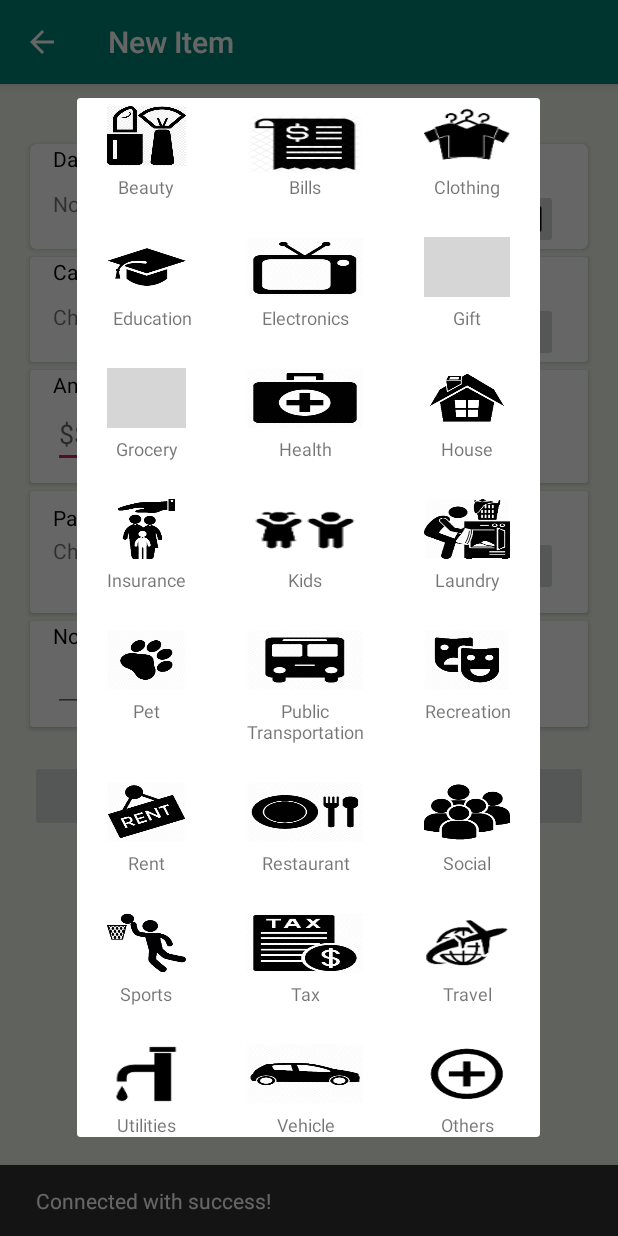
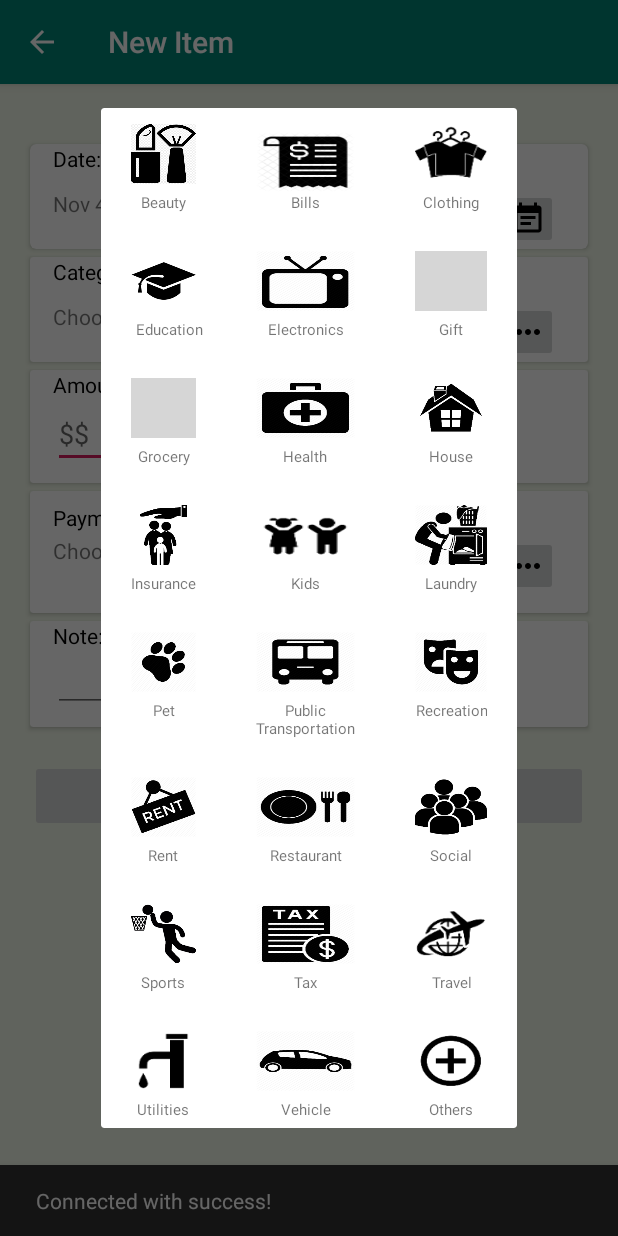
Before and after one commit to dajalac/Expenser-tracker, an Android app: the fragment CategoryDialog placed in its activity, on a phone screen of 412 x 824 dp. Run offline under Robolectric (Android 15) with nearby library versions, the phone set to English and light mode, and no system bars; grey boxes are pictures that could not be loaded.

Commit message:
Categories dialog fixed

```diff
--- a/app/src/main/res/layout/dialog_categories.xml
+++ b/app/src/main/res/layout/dialog_categories.xml
@@ -20,7 +20,8 @@
 
     <TableRow
         android:layout_width="wrap_content"
-        android:layout_height="wrap_content">
+        android:layout_height="wrap_content"
+        android:layout_marginTop="5dp">
 
 
         <ImageButton
@@ -61,7 +62,7 @@
             android:layout_marginHorizontal="20dp"
             android:textAlignment="center"
             android:text="Beauty"
-            android:textSize="12sp" />
+            android:textSize="10sp" />
 
         <TextView
             android:id="@+id/TextViewBills"
@@ -70,7 +71,7 @@
             android:layout_marginHorizontal="20dp"
             android:text="Bills"
             android:textAlignment="center"
-            android:textSize="12sp" />
+            android:textSize="10sp" />
 
         <TextView
             android:id="@+id/TextViewClothing"
@@ -79,7 +80,7 @@
             android:layout_marginHorizontal="20dp"
             android:textAlignment="center"
             android:text="Clothing"
-            android:textSize="12sp" />
+            android:textSize="10sp" />
 
     </TableRow>
 
@@ -138,7 +139,7 @@
                 android:text="Education"
                 android:layout_marginHorizontal="20dp"
                 android:textAlignment="center"
-                android:textSize="12sp"/>
+                android:textSize="10sp"/>
 
             <TextView
                 android:id="@+id/TextViewEletronics"
@@ -147,7 +148,7 @@
                 android:layout_marginHorizontal="20dp"
                 android:textAlignment="center"
                 android:text="Electronics"
-                android:textSize="12sp"/>
+                android:textSize="10sp"/>
 
             <TextView
                 android:id="@+id/TextViewGift"
@@ -156,7 +157,7 @@
                 android:layout_marginHorizontal="20dp"
                 android:textAlignment="center"
                 android:text="Gift"
-                android:textSize="12sp"/>
+                android:textSize="10sp"/>
 
         </TableRow>
 
@@ -213,7 +214,7 @@
             android:layout_marginHorizontal="20dp"
             android:textAlignment="center"
             android:text="Grocery"
-            android:textSize="12sp"/>
+            android:textSize="10sp"/>
 
 
         <TextView
@@ -223,7 +224,7 @@
             android:text="Health"
             android:layout_marginHorizontal="20dp"
             android:textAlignment="center"
-            android:textSize="12sp"/>
+            android:textSize="10sp"/>
 
         <TextView
             android:id="@+id/TextViewHouse"
@@ -232,7 +233,7 @@
             android:layout_marginHorizontal="20dp"
             android:textAlignment="center"
             android:text="House"
-            android:textSize="12sp"/>
+            android:textSize="10sp"/>
 
     </TableRow>
 
@@ -285,7 +286,7 @@
             android:layout_marginHorizontal="20dp"
             android:textAlignment="center"
             android:text="Insurance"
-            android:textSize="12sp"/>
+            android:textSize="10sp"/>
 
         <TextView
             android:id="@+id/TextViewKids"
@@ -294,7 +295,7 @@
             android:layout_marginHorizontal="20dp"
             android:textAlignment="center"
             android:text="Kids"
-            android:textSize="12sp"/>
+            android:textSize="10sp"/>
         <TextView
             android:id="@+id/TextViewLaundry"
             android:layout_width="wrap_content"
@@ -302,7 +303,7 @@
             android:layout_marginHorizontal="20dp"
             android:textAlignment="center"
             android:text="Laundry"
-            android:textSize="12sp"/>
+            android:textSize="10sp"/>
 
     </TableRow>
     <TableRow
@@ -355,7 +356,7 @@
             android:layout_marginHorizontal="20dp"
             android:textAlignment="center"
             android:text="Pet"
-            android:textSize="12sp"/>
+            android:textSize="10sp"/>
 
         <TextView
             android:id="@+id/TextViewPublicTransport"
@@ -364,7 +365,7 @@
             android:layout_marginHorizontal="20dp"
             android:textAlignment="center"
             android:text="Public\nTransportation"
-            android:textSize="12sp"/>
+            android:textSize="10sp"/>
         <TextView
             android:id="@+id/TextViewEntertainment"
             android:layout_width="wrap_content"
@@ -372,7 +373,7 @@
             android:layout_marginHorizontal="20dp"
             android:textAlignment="center"
             android:text="Recreation"
-            android:textSize="12sp"/>
+            android:textSize="10sp"/>
 
     </TableRow>
     <TableRow
@@ -424,7 +425,7 @@
             android:layout_marginHorizontal="20dp"
             android:textAlignment="center"
             android:text="Rent"
-            android:textSize="12sp"/>
+            android:textSize="10sp"/>
 
         <TextView
             android:id="@+id/TextViewRestaurant"
@@ -433,7 +434,7 @@
             android:layout_marginHorizontal="20dp"
             android:textAlignment="center"
             android:text="Restaurant"
-            android:textSize="12sp"/>
+            android:textSize="10sp"/>
         <TextView
             android:id="@+id/TextViewSocial"
             android:layout_width="wrap_content"
@@ -441,7 +442,7 @@
             android:layout_marginHorizontal="20dp"
             android:textAlignment="center"
             android:text="Social"
-            android:textSize="12sp"/>
+            android:textSize="10sp"/>
 
     </TableRow>
     <TableRow
@@ -493,7 +494,7 @@
             android:layout_marginHorizontal="20dp"
             android:textAlignment="center"
             android:text="Sports"
-            android:textSize="12sp"/>
+            android:textSize="10sp"/>
 
         <TextView
             android:id="@+id/TextViewTax"
@@ -502,7 +503,7 @@
             android:layout_marginHorizontal="20dp"
             android:textAlignment="center"
             android:text="Tax"
-            android:textSize="12sp"/>
+            android:textSize="10sp"/>
         <TextView
             android:id="@+id/TextViewTravel"
             android:layout_width="wrap_content"
@@ -510,7 +511,7 @@
             android:layout_marginHorizontal="20dp"
             android:textAlignment="center"
             android:text="Travel"
-            android:textSize="12sp"/>
+            android:textSize="10sp"/>
     </TableRow>
     <TableRow
         android:layout_width="match_parent"
@@ -552,7 +553,8 @@
     </TableRow>
     <TableRow
         android:layout_height="match_parent"
-        android:layout_width="match_parent">
+        android:layout_width="match_parent"
+        android:layout_marginBottom="5dp">
 
         <TextView
             android:id="@+id/TextViewUtilities"
@@ -561,7 +563,7 @@
             android:layout_marginHorizontal="20dp"
             android:textAlignment="center"
             android:text="Utilities"
-            android:textSize="12sp"/>
+            android:textSize="10sp"/>
 
         <TextView
             android:id="@+id/TextViewVehicle"
@@ -570,7 +572,7 @@
             android:layout_marginHorizontal="20dp"
             android:textAlignment="center"
             android:text="Vehicle"
-            android:textSize="12sp"/>
+            android:textSize="10sp"/>
         <TextView
             android:id="@+id/TextViewOthers"
             android:layout_width="wrap_content"
@@ -578,7 +580,7 @@
             android:layout_marginHorizontal="20dp"
             android:textAlignment="center"
             android:text="Others"
-            android:textSize="12sp"/>
+            android:textSize="10sp"/>
     </TableRow>
 
     </TableLayout>
```
